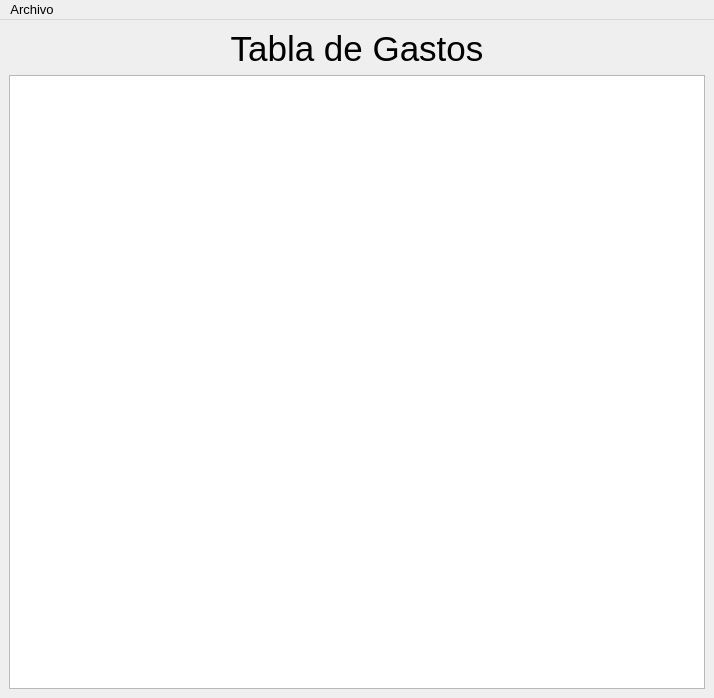
This is src/gastos/gastos.ui in germanbravolopez/laideal as Qt 5 draws it before an edit. The edited form follows.
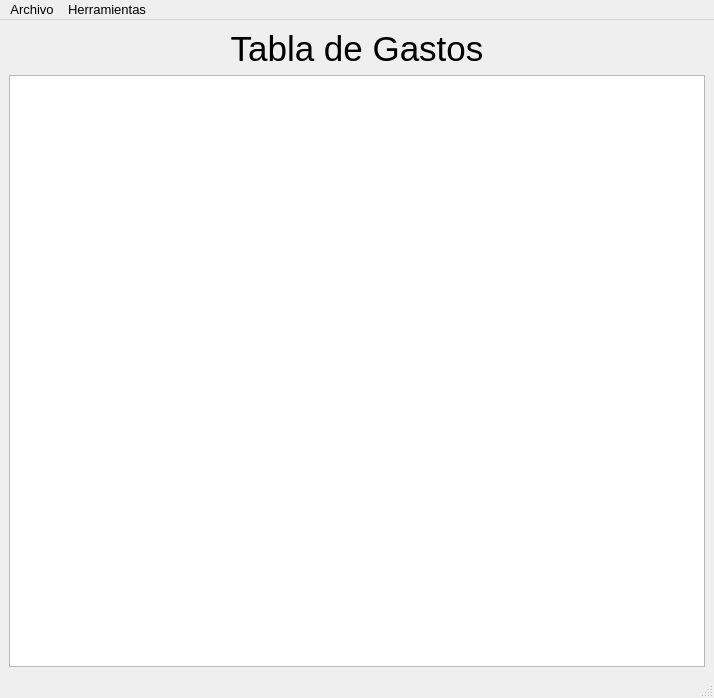
This is the edited form.

```diff
--- a/src/gastos/gastos.ui
+++ b/src/gastos/gastos.ui
@@ -103,8 +103,17 @@
     </property>
     <addaction name="actionActualizar"/>
    </widget>
+   <widget class="QMenu" name="menuHerramientas">
+    <property name="title">
+     <string>Herramientas</string>
+    </property>
+    <addaction name="actionActivar_modo_edicion"/>
+    <addaction name="actionDesactivar_modo_edicion"/>
+   </widget>
    <addaction name="menuArchivo"/>
+   <addaction name="menuHerramientas"/>
   </widget>
+  <widget class="QStatusBar" name="statusBar"/>
   <action name="actionActualizar">
    <property name="text">
     <string>Actualizar</string>
```
Left out of the diff: 13 changed lines with no effect on the pictures.
